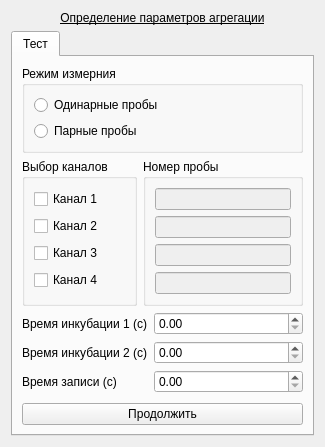
Above: choisedialog/agr1.ui from krang4d/Agrekola before the change. Below: the same form after it.
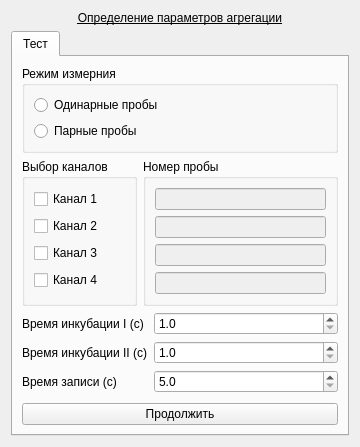
That is the form after the change.

Diff of the .ui file:
```diff
--- a/choisedialog/agr1.ui
+++ b/choisedialog/agr1.ui
@@ -6,7 +6,7 @@
    <rect>
     <x>0</x>
     <y>0</y>
-    <width>325</width>
+    <width>360</width>
     <height>447</height>
    </rect>
   </property>
@@ -158,22 +158,36 @@
             </size>
            </property>
            <property name="text">
-            <string>Время инкубации 1 (с)</string>
+            <string>Время инкубации I (с)</string>
            </property>
           </widget>
          </item>
          <item row="0" column="1">
-          <widget class="QDoubleSpinBox" name="doubleSpinBox_calibIncubeTime_1"/>
+          <widget class="QDoubleSpinBox" name="doubleSpinBox_calibIncubeTime_1">
+           <property name="decimals">
+            <number>1</number>
+           </property>
+           <property name="minimum">
+            <double>1.000000000000000</double>
+           </property>
+          </widget>
          </item>
          <item row="1" column="0">
           <widget class="QLabel" name="label_test_2">
            <property name="text">
-            <string>Время инкубации 2 (с)</string>
+            <string>Время инкубации II (с)</string>
            </property>
           </widget>
          </item>
          <item row="1" column="1">
-          <widget class="QDoubleSpinBox" name="doubleSpinBox_calibIncubeTime_2"/>
+          <widget class="QDoubleSpinBox" name="doubleSpinBox_calibIncubeTime_2">
+           <property name="decimals">
+            <number>1</number>
+           </property>
+           <property name="minimum">
+            <double>1.000000000000000</double>
+           </property>
+          </widget>
          </item>
          <item row="2" column="0">
           <widget class="QLabel" name="label_test_3">
@@ -183,7 +197,17 @@
           </widget>
          </item>
          <item row="2" column="1">
-          <widget class="QDoubleSpinBox" name="doubleSpinBox_calibWriteTime"/>
+          <widget class="QDoubleSpinBox" name="doubleSpinBox_calibWriteTime">
+           <property name="decimals">
+            <number>1</number>
+           </property>
+           <property name="minimum">
+            <double>5.000000000000000</double>
+           </property>
+           <property name="maximum">
+            <double>180.000000000000000</double>
+           </property>
+          </widget>
          </item>
         </layout>
        </item>
```
